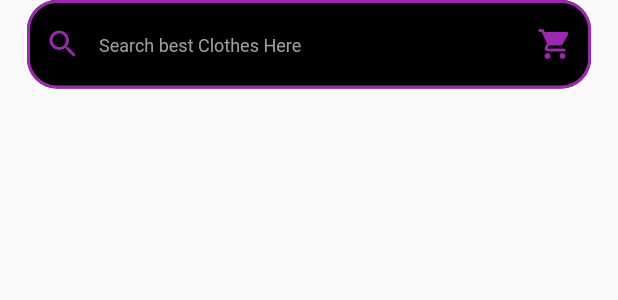
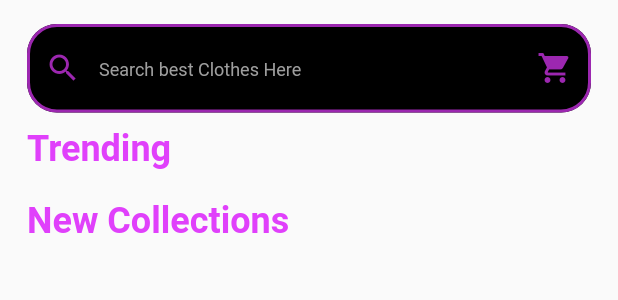
Before and after one commit to 4643880/Clothes-App-Flutter, a Flutter app: the HomeFragmentScreen widget shown alone on an empty page, opened directly, on a phone screen of 412 x 824 dp. Shown: the top 300 px of the screen. Run offline on Flutter 3.47's test engine with Material 2 defaults, Android fonts, the phone set to English and light mode, and no system bars; our stand-ins replace fluttertoast, font_awesome_flutter, get, image_picker, shared_preferences; accounts and stored records are empty.

Commit message:
Set the title of Trending and New Collections Items

```diff
--- a/lib/users/fragments/home_fragment_screen.dart
+++ b/lib/users/fragments/home_fragment_screen.dart
@@ -7,9 +7,36 @@ class HomeFragmentScreen extends StatelessWidget {
   Widget build(BuildContext context) {
     return SingleChildScrollView(
       child: Column(
+        crossAxisAlignment: CrossAxisAlignment.start,
         children: [
+          const SizedBox(
+            height: 16,
+          ),
           // Search Bar Widget
           showSearchBarWidget(),
+          // Trending or Popular Items
+          const Padding(
+            padding: EdgeInsets.symmetric(horizontal: 18, vertical: 10),
+            child: Text(
+              "Trending",
+              style: TextStyle(
+                  color: Colors.purpleAccent,
+                  fontWeight: FontWeight.bold,
+                  fontSize: 24),
+            ),
+          ),
+
+          // All New Collection or Items
+          const Padding(
+            padding: EdgeInsets.symmetric(horizontal: 18, vertical: 10),
+            child: Text(
+              "New Collections",
+              style: TextStyle(
+                  color: Colors.purpleAccent,
+                  fontWeight: FontWeight.bold,
+                  fontSize: 24),
+            ),
+          ),
         ],
       ),
     );
@@ -22,11 +49,17 @@ class HomeFragmentScreen extends StatelessWidget {
         controller: searchController,
         decoration: InputDecoration(
             prefixIcon: IconButton(
-              onPressed: (){},
-              icon: const Icon(Icons.search, color: Colors.purple,)),
+                onPressed: () {},
+                icon: const Icon(
+                  Icons.search,
+                  color: Colors.purple,
+                )),
             suffixIcon: IconButton(
-            onPressed: (){},
-            icon: const Icon(Icons.shopping_cart, color: Colors.purple,),
+              onPressed: () {},
+              icon: const Icon(
+                Icons.shopping_cart,
+                color: Colors.purple,
+              ),
             ),
             hintText: "Search best Clothes Here",
             hintStyle: const TextStyle(color: Colors.grey, fontSize: 12),
@@ -34,33 +67,24 @@ class HomeFragmentScreen extends StatelessWidget {
               borderRadius: BorderRadius.all(
                 Radius.circular(20),
               ),
-            borderSide:
-            BorderSide(
-                width: 2,
-                color: Colors.purpleAccent),
+              borderSide: BorderSide(width: 2, color: Colors.purpleAccent),
             ),
             enabledBorder: const OutlineInputBorder(
               borderRadius: BorderRadius.all(
                 Radius.circular(20),
               ),
-            borderSide:
-            BorderSide(
-                width: 2,
-                color: Colors.purple),
+              borderSide: BorderSide(width: 2, color: Colors.purple),
             ),
             focusedBorder: const OutlineInputBorder(
               borderRadius: BorderRadius.all(
                 Radius.circular(20),
               ),
-            borderSide:
-            BorderSide(
-                width: 2,
-                color: Colors.purpleAccent),
+              borderSide: BorderSide(width: 2, color: Colors.purpleAccent),
             ),
-            contentPadding: const EdgeInsets.symmetric(horizontal: 16, vertical: 20),
+            contentPadding:
+                const EdgeInsets.symmetric(horizontal: 16, vertical: 20),
             fillColor: Colors.black,
-            filled: true
-        ),
+            filled: true),
         style: const TextStyle(
           color: Colors.white,
         ),
```
Lines whose indentation alone changed are shown as unchanged.
